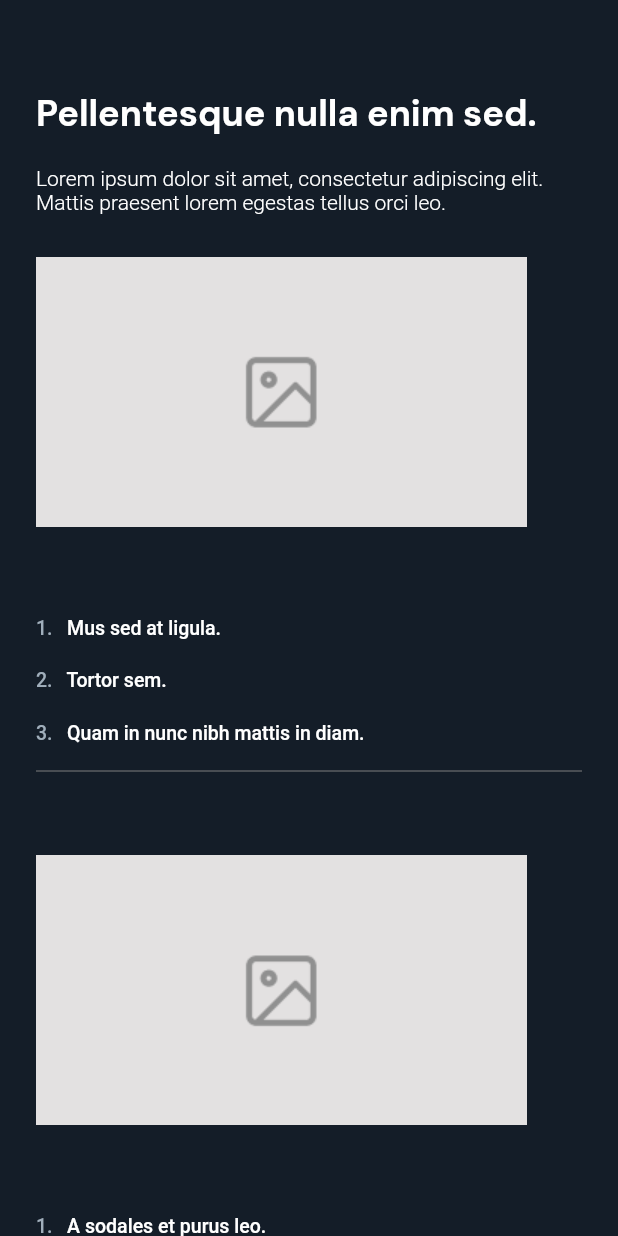
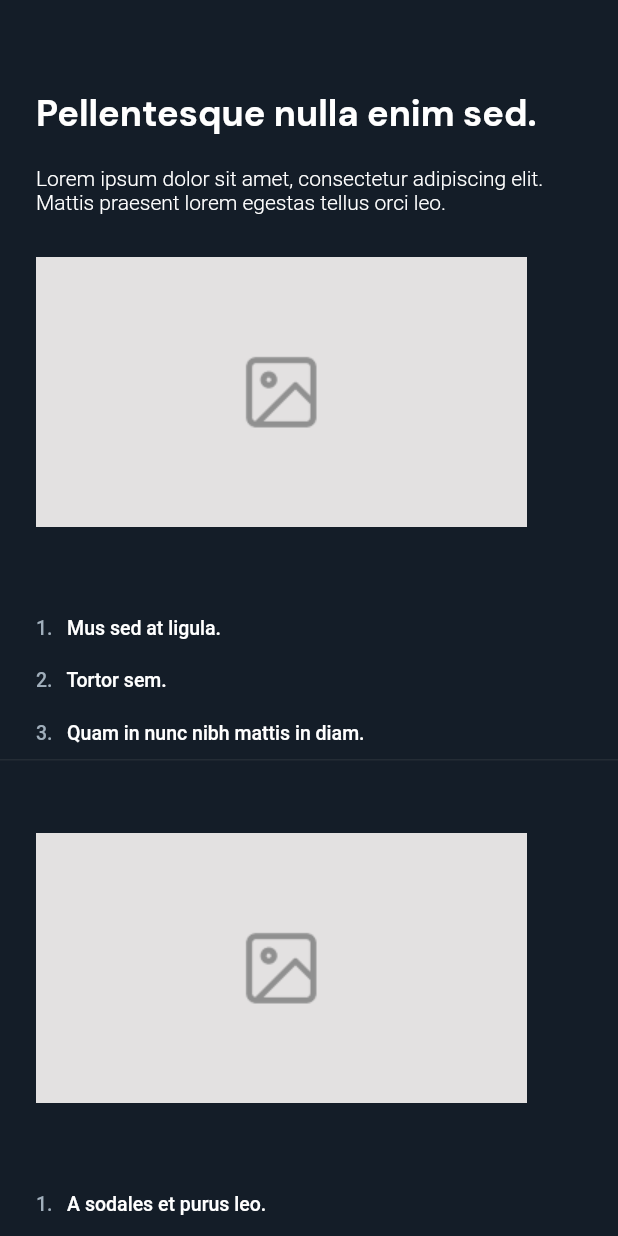
Before and after one commit to aleksey-smx/aleksey_sharksw_test, a Flutter app: the screen it shows after launch, scrolled down 576 dp, after a tap on "Egestas scleri", on a phone screen of 412 x 824 dp. Run offline on Flutter 3.47's test engine with Material 2 defaults, Android fonts, the phone set to English and light mode, and no system bars; our stand-ins replace flutter_svg, google_fonts, smooth_page_indicator; missing offline and left inert: web_browser.

Commit message:
fix: implemented ui fixes from customer

```diff
--- a/lib/screens/egestas/article_widget.dart
+++ b/lib/screens/egestas/article_widget.dart
@@ -4,11 +4,20 @@ import 'package:sharksw_aleksey_test/theme/app_colors.dart';
 import 'package:sharksw_aleksey_test/theme/app_fonts.dart';
 
 class ArticleWidget extends StatelessWidget {
-  Article article;
+  final Article article;
   ArticleWidget({required this.article});
   @override
   Widget build(BuildContext context) {
     return Container(
+      padding: const EdgeInsets.symmetric(horizontal: 24.0),
+      decoration: BoxDecoration(
+        border: Border(
+          bottom: BorderSide(
+              width: 1,
+              color: Color.fromRGBO(
+                  126, 126, 126, 0.15)), //AppColors.cardGrey),
+        ),
+      ),
       child: Column(
         crossAxisAlignment: CrossAxisAlignment.start,
         children: [
@@ -51,11 +60,13 @@ class ArticleWidget extends StatelessWidget {
                         text: article.paragraph[index],
                         style: AppFonts.captionLabel.copyWith(),
                       )
-                      ]),
+                    ],
+                  ),
                 ),
               );
             },
           ),
+
         ],
       ),
     );
--- a/lib/screens/egestas/egestas_screen.dart
+++ b/lib/screens/egestas/egestas_screen.dart
@@ -35,17 +35,14 @@ class EgestasScreen extends StatelessWidget {
   Widget build(BuildContext context) {
     return Scaffold(
       body: Padding(
-        padding: const EdgeInsets.only(top: 60.0, left: 24.0, right: 24.0),
-        child: ListView.separated(
+        padding: const EdgeInsets.only(top: 60.0),
+        child: ListView.builder(
           itemCount: _articleList.length,
           itemBuilder: (context, index) {
             return ArticleWidget(
               article: _articleList[index],
             );
           },
-          separatorBuilder: (BuildContext context, int index) {
-            return AppDivider();
-          },
         ),
       ),
     );
--- a/lib/screens/main_screen/carousel.dart
+++ b/lib/screens/main_screen/carousel.dart
@@ -1,4 +1,5 @@
 import 'package:flutter/cupertino.dart';
+import 'package:flutter/material.dart';
 import 'package:sharksw_aleksey_test/theme/app_colors.dart';
 import 'package:sharksw_aleksey_test/theme/app_fonts.dart';
 import 'package:sharksw_aleksey_test/widgets/app_card.dart';
@@ -6,7 +7,7 @@ import 'package:smooth_page_indicator/smooth_page_indicator.dart';
 
 class AppCarousel extends StatelessWidget {
   final PageController _controller =
-      PageController(initialPage: 0, viewportFraction: 1.0);
+      PageController(initialPage: 0, viewportFraction: 0.9);
   @override
   Widget build(BuildContext context) {
     return Container(
@@ -20,7 +21,9 @@ class AppCarousel extends StatelessWidget {
                 'Suspendisse vel.',
                 style: AppFonts.headline3,
               ),
-              SmoothPageIndicator(
+              Padding(
+                padding: EdgeInsets.only(right: 1),
+                child: SmoothPageIndicator(
                   effect: SlideEffect(
                     dotColor: Color(0xff71747B),
                     activeDotColor: AppColors.primaryBlue,
@@ -31,6 +34,7 @@ class AppCarousel extends StatelessWidget {
                   ),
                   controller: _controller,
                   count: 3,
+                ),
               ),
             ],
           ),
--- a/lib/screens/main_screen/main_screen.dart
+++ b/lib/screens/main_screen/main_screen.dart
@@ -4,7 +4,6 @@ import 'package:sharksw_aleksey_test/screens/main_screen/carousel.dart';
 import 'package:sharksw_aleksey_test/theme/app_colors.dart';
 import 'package:sharksw_aleksey_test/theme/app_fonts.dart';
 import 'package:sharksw_aleksey_test/theme/app_icons.dart';
-import 'package:sharksw_aleksey_test/widgets/app_divider.dart';
 import 'bottom_items.dart';
 
 class MainScreen extends StatelessWidget {
@@ -12,13 +11,24 @@ class MainScreen extends StatelessWidget {
   @override
   Widget build(BuildContext context) {
     return Scaffold(
-      body: SafeArea(
-        child: Padding(
-          padding: const EdgeInsets.only(top: 60.0, left: 24.0, right: 24.0),
-          child: ListView(
+      body: ListView(
         shrinkWrap: true,
         children: [
           Container(
+            child: Column(
+              crossAxisAlignment: CrossAxisAlignment.start,
+              children: [
+                Container(
+                  padding: const EdgeInsets.only(
+                      top: 60.0, left: 24.0, right: 24.0),
+                  decoration: BoxDecoration(
+                    border: Border(
+                      bottom: BorderSide(
+                        width: 1,
+                        color: Color.fromRGBO(126, 126, 126, 0.15),
+                      ),
+                    ),
+                  ),
                   child: Column(
                     crossAxisAlignment: CrossAxisAlignment.start,
                     children: [
@@ -46,7 +56,8 @@ class MainScreen extends StatelessWidget {
                               ),
                               IconButton(
                                 icon: SvgPicture.asset(AppIcons.edit),
-                                onPressed: () => null)
+                                onPressed: () => null,
+                              )
                             ],
                           )
                         ],
@@ -54,22 +65,36 @@ class MainScreen extends StatelessWidget {
                       Center(
                         child: Image.asset(
                           'assets/images/image1.png',
+                          fit: BoxFit.fill,
                         ),
                       ),
                       SizedBox(
                         height: 8,
                       ),
-                    AppDivider(),
-                    AppCarousel(),
-                    AppDivider(),
-                    BottomItems()
+                    ],
+                  ),
+                ),
+                Container(
+                  padding: const EdgeInsets.symmetric(horizontal: 24.0),
+                  decoration: BoxDecoration(
+                    border: Border(
+                      bottom: BorderSide(
+                          width: 1,
+                          color: Color.fromRGBO(
+                              126, 126, 126, 0.15)), //AppColors.cardGrey),
+                    ),
+                  ),
+                  child: AppCarousel(),
+                ),
+                Padding(
+                  padding: const EdgeInsets.symmetric(horizontal: 24.0),
+                  child: BottomItems(),
+                )
               ],
             ),
           )
         ],
       ),
-        ),
-      ),
     );
   }
 }
--- a/lib/widgets/app_card.dart
+++ b/lib/widgets/app_card.dart
@@ -9,7 +9,7 @@ class AppCard extends StatelessWidget {
   @override
   Widget build(BuildContext context) {
     return Container(
-      margin: EdgeInsets.symmetric(horizontal: 2),
+      margin: EdgeInsets.symmetric(horizontal: 6),
       decoration: BoxDecoration(
         color: Color.fromRGBO(126, 126, 126, 0.15),
         borderRadius: BorderRadius.circular(6.0),
```
Lines whose indentation alone changed are shown as unchanged.
